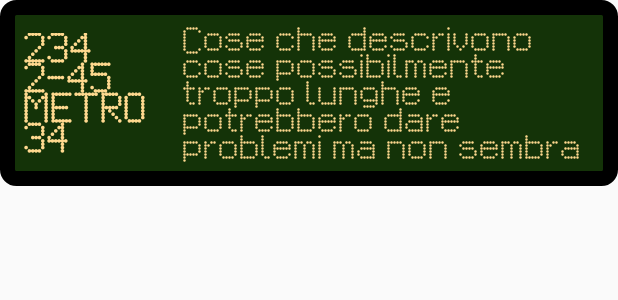
After one commit to RiccardoSilvestri/AtTheMoment, an Android app: the layout listview_lines.xml on its own in the app's theme, with its tools: preview values and no code run, on a phone screen of 412 x 824 dp. The commit adds this screen. Shown: the top 300 px of the screen. Run offline under Robolectric (Android 15) with nearby library versions, the phone set to English and light mode, and no system bars; network calls fail.

Commit message:
Add template for list or else

```diff
--- /dev/null
+++ b/app/src/main/res/drawable/list_item_background.xml
@@ -0,0 +1,10 @@
+<shape xmlns:android="http://schemas.android.com/apk/res/android"
+    android:shape="rectangle">
+
+    <corners android:radius="6dp" />
+    <solid android:color="#143308" />
+    <stroke
+        android:width="10dp"
+        android:color="@android:color/black" />
+
+</shape>
--- /dev/null
+++ b/app/src/main/res/layout/listview_lines.xml
@@ -0,0 +1,35 @@
+<?xml version="1.0" encoding="utf-8"?>
+
+<RelativeLayout xmlns:android="http://schemas.android.com/apk/res/android"
+    android:layout_width="match_parent"
+    android:layout_height="wrap_content"
+    android:padding="16dp"
+    android:background="@drawable/list_item_background"
+    >
+
+    <!-- Number on the left side -->
+    <TextView
+        android:id="@+id/item_number"
+        android:layout_width="wrap_content"
+        android:layout_height="wrap_content"
+        android:text="2342-45 METRO 34"
+        android:maxWidth="90dp"
+        android:layout_centerVertical="true"
+        android:textStyle="bold"
+        android:textSize="20sp"
+        android:fontFamily="@font/metro_time_sign_regular"
+        android:textColor="@color/yellow_led" />
+
+    <!-- Description on the right side -->
+    <TextView
+        android:id="@+id/item_description"
+        android:layout_width="wrap_content"
+        android:layout_height="wrap_content"
+        android:layout_toRightOf="@id/item_number"
+        android:layout_marginStart="16dp"
+        android:textSize="18sp"
+        android:text="Cose che descrivono cose possibilmente troppo lunghe e potrebbero dare problemi ma non sembra"
+        android:fontFamily="@font/metro_time_sign_regular"
+        android:textColor="@color/yellow_led"
+        android:layout_alignBaseline="@id/item_number" />
+</RelativeLayout>
--- a/app/src/main/res/values/colors.xml
+++ b/app/src/main/res/values/colors.xml
@@ -2,4 +2,6 @@
 <resources>
     <color name="black">#FF000000</color>
     <color name="white">#FFFFFFFF</color>
+    <color name="yellow_led">#FFD98F</color>
+
 </resources>
```
Also changed, not shown: app/src/main/res/font/metro_time_sign_regular.ttf (added).
